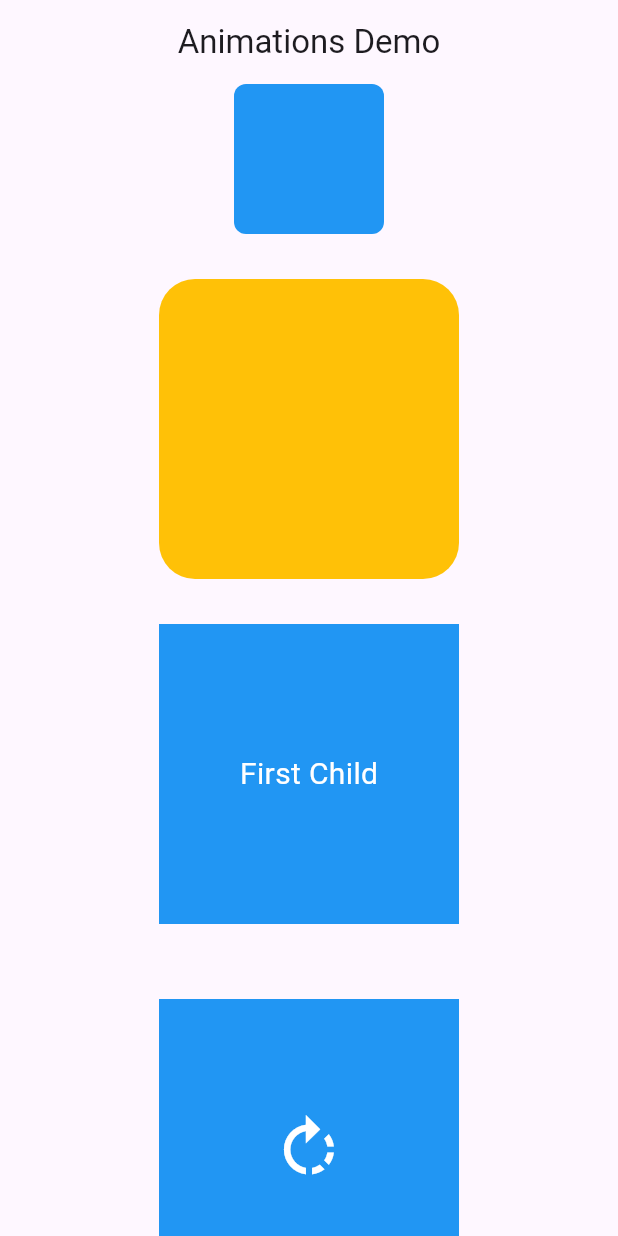
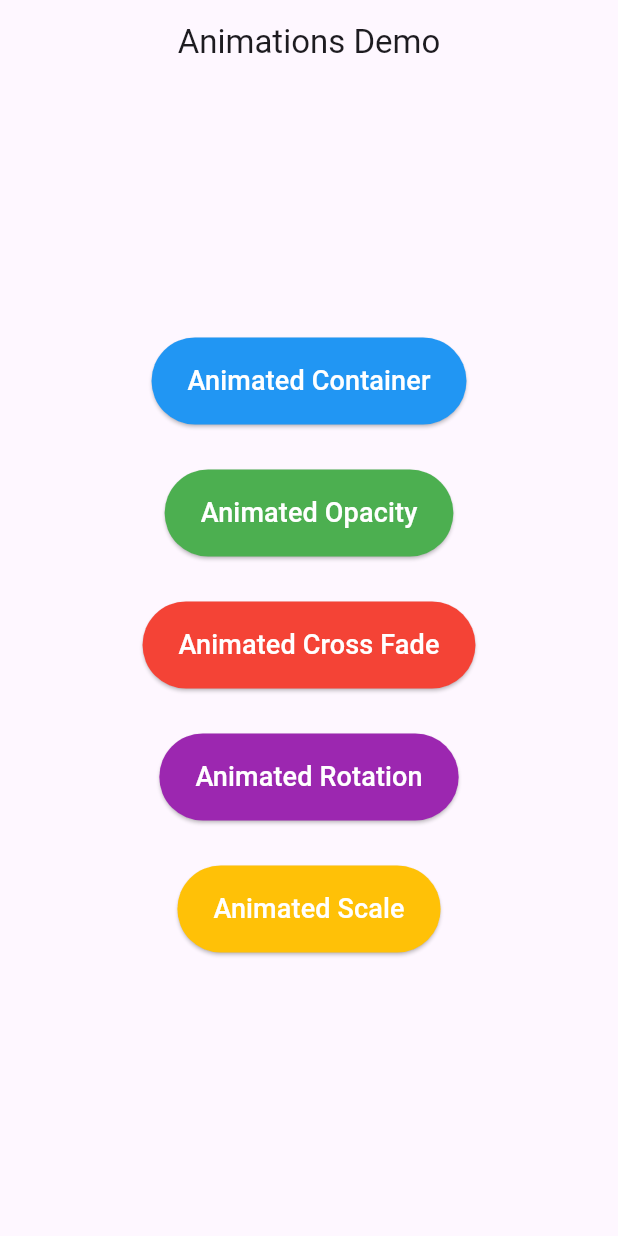
Before and after one commit to SyedSamad7/animated_app, a Flutter app: the screen it shows after launch, on a phone screen of 412 x 824 dp. Run offline on Flutter 3.47's test engine with Material 3 defaults, Android fonts, the light colour scheme and no system bars.

Commit message:
clean structure and worked on Scale Animation

```diff
--- a/lib/animation_container.dart
+++ /dev/null
@@ -1,166 +0,0 @@
-import 'package:flutter/material.dart';
-
-class AnimationContainer extends StatefulWidget {
-  const AnimationContainer({super.key});
-
-  @override
-  State<AnimationContainer> createState() => _AnimationContainerState();
-}
-
-class _AnimationContainerState extends State<AnimationContainer> {
-  double _width = 100;
-  double _height = 100;
-  Color _color = Colors.blue;
-  BorderRadiusGeometry _borderRadius = BorderRadius.circular(8);
-
-  double _opacity1 = 1.0; // Initial opacity of the first widget (visible)
-  bool _showFirstChild =
-      true; // Tracks which child to show in AnimatedCrossFade
-  // Track the current angle of rotation (in turns, where 1.0 = 360 degrees).
-  double _rotationAngle = 0.0;
-
-  // Function to toggle size, color, and shape for the AnimatedContainer
-  void _changeContainer() {
-    setState(() {
-      _width = _width == 100 ? 200 : 100;
-      _height = _height == 100 ? 200 : 100;
-      _color = _color == Colors.blue ? Colors.red : Colors.blue;
-      _borderRadius = _borderRadius == BorderRadius.circular(8)
-          ? BorderRadius.circular(50)
-          : BorderRadius.circular(8);
-    });
-  }
-
-  // Function to toggle the opacity for AnimatedOpacity widget
-  void _toggleOpacity() {
-    setState(() {
-      _opacity1 = _opacity1 == 1.0 ? 0.0 : 1.0;
-    });
-  }
-
-  // Function to toggle between first and second child in AnimatedCrossFade
-  void _toggleCrossFade() {
-    setState(() {
-      _showFirstChild = !_showFirstChild;
-    });
-  }
-
-  // This method will increase the rotation angle by 90 degrees (0.25 turns).
-  void _rotate() {
-    setState(() {
-      _rotationAngle += 0.25; // Rotate by 90 degrees (0.25 of a full turn)
-    });
-  }
-
-  @override
-  Widget build(BuildContext context) {
-    return Scaffold(
-      appBar: AppBar(
-        title: const Text('Animations Demo'),
-        centerTitle: true,
-      ),
-      body: SingleChildScrollView(
-        child: Center(
-          child: Column(
-            mainAxisAlignment: MainAxisAlignment.center,
-            children: [
-              // AnimatedContainer widget
-              GestureDetector(
-                onTap: _changeContainer,
-                child: AnimatedContainer(
-                  height: _height,
-                  width: _width,
-                  decoration: BoxDecoration(
-                    borderRadius: _borderRadius,
-                    color: _color,
-                  ),
-                  duration: const Duration(seconds: 2),
-                  curve: Curves.easeInOut,
-                ),
-              ),
-              const SizedBox(height: 30),
-
-              // AnimatedOpacity widget
-              GestureDetector(
-                onTap: _toggleOpacity,
-                child: AnimatedOpacity(
-                  opacity: _opacity1,
-                  duration: const Duration(seconds: 2),
-                  curve: Curves.easeInOut,
-                  child: Container(
-                    height: 200,
-                    width: 200,
-                    decoration: BoxDecoration(
-                      color: Colors.amber,
-                      borderRadius: BorderRadius.circular(24),
-                    ),
-                  ),
-                ),
-              ),
-              const SizedBox(height: 30),
-
-              // AnimatedCrossFade widget
-              GestureDetector(
-                onTap: _toggleCrossFade,
-                child: AnimatedCrossFade(
-                  firstChild: Container(
-                    width: 200,
-                    height: 200,
-                    color: Colors.blue,
-                    child: const Center(
-                      child: Text(
-                        'First Child',
-                        style: TextStyle(color: Colors.white, fontSize: 20),
-                      ),
-                    ),
-                  ),
-                  secondChild: Container(
-                    width: 200,
-                    height: 200,
-                    color: Colors.red,
-                    child: const Center(
-                      child: Text(
-                        'Second Child',
-                        style: TextStyle(color: Colors.white, fontSize: 20),
-                      ),
-                    ),
-                  ),
-                  crossFadeState: _showFirstChild
-                      ? CrossFadeState.showFirst
-                      : CrossFadeState.showSecond,
-                  firstCurve: Curves.easeInOut,
-                  secondCurve: Curves.easeInOut,
-                  sizeCurve: Curves.easeInOut,
-                  duration: const Duration(seconds: 1),
-                ),
-              ),
-              const SizedBox(
-                height: 50,
-              ),
-
-              // Animated Rotation
-              GestureDetector(
-                onTap: _rotate,
-                child: AnimatedRotation(
-                  turns: _rotationAngle,
-                  curve: Curves.easeInOut,
-                  duration: const Duration(seconds: 2),
-                  child: Container(
-                    width: 200,
-                    height: 200,
-                    color: Colors.blue,
-                    child: const Icon(Icons.rotate_right,
-                        color: Colors.white, size: 50),
-                  ),
-                ),
-              ),
-              const SizedBox(
-                height: 50,
-              ),
-            ],
-          ),
-        ),
-      ),
-    );
-  }
-}
--- /dev/null
+++ b/lib/common_widgets/custom_button.dart
@@ -0,0 +1,37 @@
+import 'package:flutter/material.dart';
+
+class CustomButton extends StatelessWidget {
+  final String label;
+  final Color color;
+  final Widget destinationScreen; // Add destination screen parameter
+
+  const CustomButton({
+    super.key,
+    required this.label,
+    required this.color,
+    required this.destinationScreen,
+  });
+
+  @override
+  Widget build(BuildContext context) {
+    return ElevatedButton(
+      style: ElevatedButton.styleFrom(
+        backgroundColor: color,
+        padding: const EdgeInsets.symmetric(horizontal: 24, vertical: 16),
+        shape: RoundedRectangleBorder(
+          borderRadius: BorderRadius.circular(30),
+        ),
+      ),
+      onPressed: () {
+        Navigator.push(
+          context,
+          MaterialPageRoute(builder: (context) => destinationScreen),
+        );
+      },
+      child: Text(
+        label,
+        style: const TextStyle(fontSize: 18, color: Colors.white),
+      ),
+    );
+  }
+}
--- a/lib/main.dart
+++ b/lib/main.dart
@@ -1,6 +1,5 @@
+import 'package:animations_app/screens/home_screen.dart';
 import 'package:flutter/material.dart';
-
-import 'animation_container.dart';
 
 void main() {
   runApp(const MyApp());
@@ -17,7 +16,7 @@ class MyApp extends StatelessWidget {
         colorScheme: ColorScheme.fromSeed(seedColor: Colors.deepPurple),
         useMaterial3: true,
       ),
-      home: const AnimationContainer(),
+      home: const HomeScreen(),
     );
   }
 }
--- /dev/null
+++ b/lib/screens/home_screen.dart
@@ -0,0 +1,63 @@
+import 'package:animations_app/animations/basic_animations/animated_scale.dart';
+import 'package:flutter/material.dart';
+
+import 'package:animations_app/animations/basic_animations/animated_cross_fade.dart';
+import 'package:animations_app/animations/basic_animations/animated_opacity.dart';
+import 'package:animations_app/animations/basic_animations/animated_rotation.dart';
+
+import '../animations/basic_animations/animated_container.dart';
+import '../common_widgets/custom_button.dart';
+
+class HomeScreen extends StatelessWidget {
+  const HomeScreen({super.key});
+
+  @override
+  Widget build(BuildContext context) {
+    return Scaffold(
+      appBar: AppBar(
+        title: const Text('Animations Demo'),
+        centerTitle: true,
+      ),
+      body: const Center(
+        child: SingleChildScrollView(
+          child: Column(
+            mainAxisAlignment: MainAxisAlignment.center,
+            children: [
+              SizedBox(height: 30),
+              CustomButton(
+                label: 'Animated Container',
+                color: Colors.blue,
+                destinationScreen: AnimatedContainer1(),
+              ),
+              SizedBox(height: 30),
+              CustomButton(
+                label: 'Animated Opacity',
+                color: Colors.green,
+                destinationScreen: AnimatedOpacityWidget(),
+              ),
+              SizedBox(height: 30),
+              CustomButton(
+                label: 'Animated Cross Fade',
+                color: Colors.red,
+                destinationScreen: AnimatedCrossFadeWidget(),
+              ),
+              SizedBox(height: 30),
+              CustomButton(
+                label: 'Animated Rotation',
+                color: Colors.purple,
+                destinationScreen: AnimatedRotationWidget(),
+              ),
+              SizedBox(height: 30),
+              CustomButton(
+                label: 'Animated Scale',
+                color: Colors.amber,
+                destinationScreen: AnimatedScaleWidget(),
+              ),
+              SizedBox(height: 50),
+            ],
+          ),
+        ),
+      ),
+    );
+  }
+}
```
Also changed, not shown: lib/animations/basic_animations/animated_container.dart (added, +51 -0 lines), lib/animations/basic_animations/animated_cross_fade.dart (added, +62 -0 lines), lib/animations/basic_animations/animated_opacity.dart (added, +46 -0 lines), lib/animations/basic_animations/animated_rotation.dart (added, +47 -0 lines), lib/animations/basic_animations/animated_scale.dart (added, +59 -0 lines).
